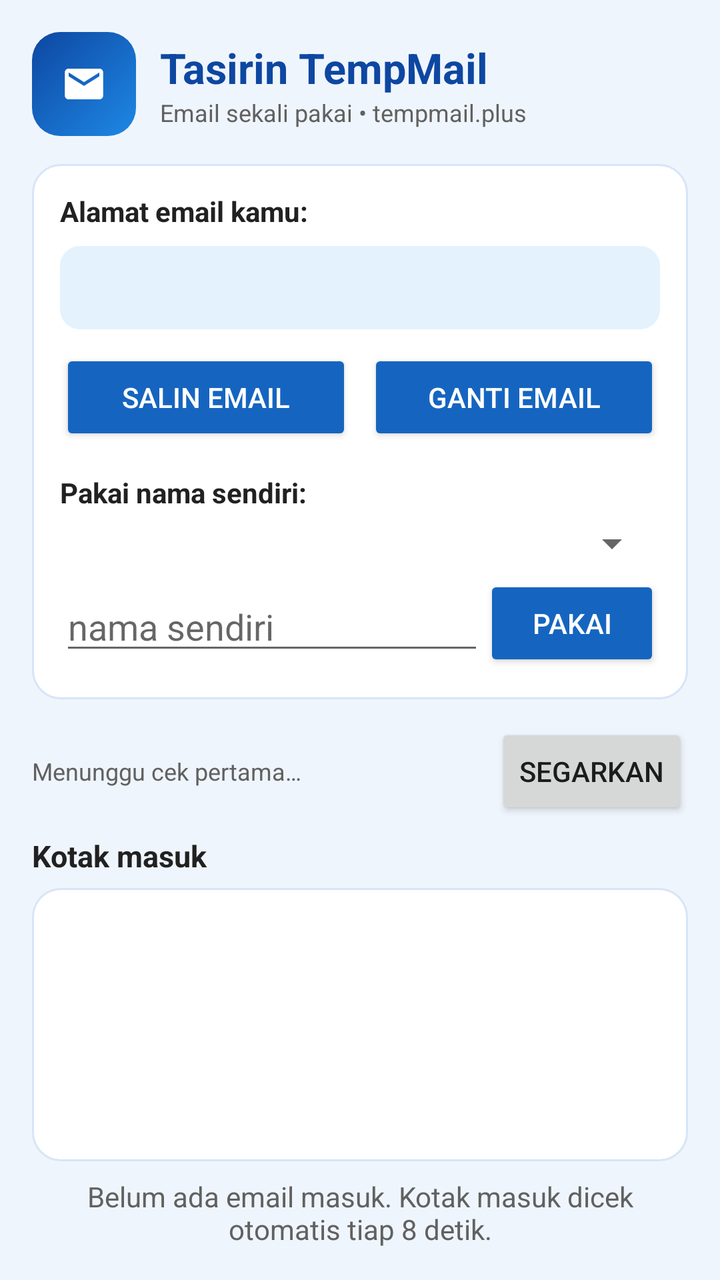
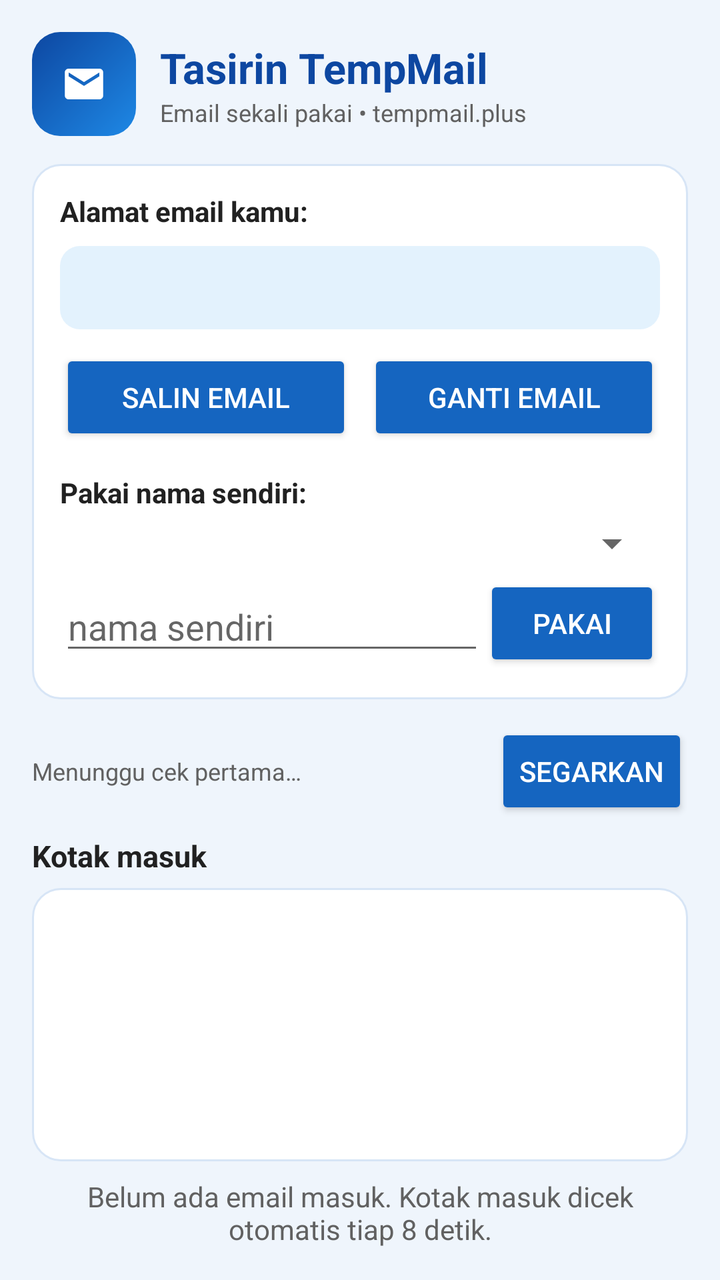

An Android layout rendered at two revisions. The XML below is the earlier revision; the diff shows what the commit changed to produce the second picture.
<!-- AndroidManifest.xml: application theme Theme.TempMail -->
<!-- res/layout/activity_main.xml -->
<?xml version="1.0" encoding="utf-8"?>
<LinearLayout xmlns:android="http://schemas.android.com/apk/res/android"
    android:layout_width="match_parent"
    android:layout_height="match_parent"
    android:background="@color/latar"
    android:fitsSystemWindows="true"
    android:orientation="vertical"
    android:padding="16dp">

    
    <LinearLayout
        android:layout_width="match_parent"
        android:layout_height="wrap_content"
        android:gravity="center_vertical"
        android:orientation="horizontal">

        <ImageView
            android:layout_width="52dp"
            android:layout_height="52dp"
            android:background="@drawable/bg_logo"
            android:contentDescription="Logo Tasirin TempMail"
            android:padding="10dp"
            android:src="@drawable/ic_launcher_foreground" />

        <LinearLayout
            android:layout_width="wrap_content"
            android:layout_height="wrap_content"
            android:layout_marginStart="12dp"
            android:orientation="vertical">

            <TextView
                android:layout_width="wrap_content"
                android:layout_height="wrap_content"
                android:text="Tasirin TempMail"
                android:textColor="@color/biru_gelap"
                android:textSize="21sp"
                android:textStyle="bold" />

            <TextView
                android:layout_width="wrap_content"
                android:layout_height="wrap_content"
                android:text="Email sekali pakai • tempmail.plus"
                android:textColor="@color/teks_redup"
                android:textSize="12sp" />
        </LinearLayout>
    </LinearLayout>

    
    <LinearLayout
        android:layout_width="match_parent"
        android:layout_height="wrap_content"
        android:layout_marginTop="14dp"
        android:background="@drawable/bg_card"
        android:orientation="vertical"
        android:padding="14dp">

        <TextView
            android:layout_width="wrap_content"
            android:layout_height="wrap_content"
            android:text="Alamat email kamu:"
            android:textColor="@color/teks_utama"
            android:textStyle="bold" />

        <TextView
            android:id="@+id/tvEmail"
            android:layout_width="match_parent"
            android:layout_height="wrap_content"
            android:layout_marginTop="8dp"
            android:background="@drawable/bg_email"
            android:gravity="center"
            android:padding="10dp"
            android:textColor="@color/biru_gelap"
            android:textIsSelectable="true"
            android:textSize="16sp"
            android:textStyle="bold" />

        <LinearLayout
            android:layout_width="match_parent"
            android:layout_height="wrap_content"
            android:layout_marginTop="10dp"
            android:orientation="horizontal">

            <Button
                android:id="@+id/btnSalin"
                android:layout_width="0dp"
                android:layout_height="wrap_content"
                android:layout_weight="1"
                android:backgroundTint="@color/biru_utama"
                android:text="Salin Email"
                android:textColor="@color/putih" />

            <Button
                android:id="@+id/btnGanti"
                android:layout_width="0dp"
                android:layout_height="wrap_content"
                android:layout_marginStart="8dp"
                android:layout_weight="1"
                android:backgroundTint="@color/biru_utama"
                android:text="Ganti Email"
                android:textColor="@color/putih" />
        </LinearLayout>

        <TextView
            android:layout_width="wrap_content"
            android:layout_height="wrap_content"
            android:layout_marginTop="14dp"
            android:text="Pakai nama sendiri:"
            android:textColor="@color/teks_utama"
            android:textStyle="bold" />

        
        <Spinner
            android:id="@+id/spinnerDomain"
            android:layout_width="match_parent"
            android:layout_height="wrap_content"
            android:layout_marginTop="4dp" />

        <LinearLayout
            android:layout_width="match_parent"
            android:layout_height="wrap_content"
            android:layout_marginTop="4dp"
            android:gravity="center_vertical"
            android:orientation="horizontal">

            <EditText
                android:id="@+id/etNama"
                android:layout_width="0dp"
                android:layout_height="wrap_content"
                android:layout_weight="1"
                android:hint="nama sendiri"
                android:inputType="text" />

            <Button
                android:id="@+id/btnPakai"
                android:layout_width="wrap_content"
                android:layout_height="wrap_content"
                android:backgroundTint="@color/biru_utama"
                android:text="Pakai"
                android:textColor="@color/putih" />
        </LinearLayout>
    </LinearLayout>

    
    <LinearLayout
        android:id="@+id/llKode"
        android:layout_width="match_parent"
        android:layout_height="wrap_content"
        android:layout_marginTop="12dp"
        android:background="@drawable/bg_kode"
        android:orientation="vertical"
        android:padding="14dp"
        android:visibility="gone">

        <TextView
            android:layout_width="match_parent"
            android:layout_height="wrap_content"
            android:gravity="center"
            android:text="Kode verifikasi terdeteksi:"
            android:textColor="@color/putih" />

        <TextView
            android:id="@+id/tvKode"
            android:layout_width="match_parent"
            android:layout_height="wrap_content"
            android:layout_marginTop="2dp"
            android:gravity="center"
            android:textColor="@color/putih"
            android:textSize="30sp"
            android:textStyle="bold" />

        <Button
            android:id="@+id/btnSalinKode"
            android:layout_width="wrap_content"
            android:layout_height="wrap_content"
            android:layout_gravity="center_horizontal"
            android:layout_marginTop="8dp"
            android:backgroundTint="@color/putih"
            android:text="Salin Kode"
            android:textColor="@color/biru_gelap" />
    </LinearLayout>

    
    <LinearLayout
        android:layout_width="match_parent"
        android:layout_height="wrap_content"
        android:layout_marginTop="12dp"
        android:gravity="center_vertical"
        android:orientation="horizontal">

        <TextView
            android:id="@+id/tvStatus"
            android:layout_width="0dp"
            android:layout_height="wrap_content"
            android:layout_weight="1"
            android:text="Menunggu cek pertama…"
            android:textColor="@color/teks_redup"
            android:textSize="12sp" />

        <Button
            android:id="@+id/btnSegarkan"
            android:layout_width="wrap_content"
            android:layout_height="wrap_content"
            android:text="Segarkan" />
    </LinearLayout>

    <TextView
        android:layout_width="wrap_content"
        android:layout_height="wrap_content"
        android:layout_marginTop="8dp"
        android:text="Kotak masuk"
        android:textColor="@color/teks_utama"
        android:textSize="15sp"
        android:textStyle="bold" />

    <ListView
        android:id="@+id/lvInbox"
        android:layout_width="match_parent"
        android:layout_height="0dp"
        android:layout_marginTop="6dp"
        android:layout_weight="1"
        android:background="@drawable/bg_card"
        android:divider="@color/garis"
        android:dividerHeight="1dp" />

    <TextView
        android:id="@+id/tvKosong"
        android:layout_width="match_parent"
        android:layout_height="wrap_content"
        android:layout_marginTop="8dp"
        android:gravity="center"
        android:text="Belum ada email masuk. Kotak masuk dicek otomatis tiap 8 detik."
        android:textColor="@color/teks_redup" />

</LinearLayout>
<!-- resources referenced by this layout -->
<resources>
  <color name="biru_gelap">#0D47A1</color>
  <color name="biru_utama">#1565C0</color>
  <color name="garis">#D7E5F6</color>
  <color name="latar">#EFF5FC</color>
  <color name="putih">#FFFFFF</color>
  <color name="teks_redup">#616161</color>
  <color name="teks_utama">#212121</color>
  <!-- drawable bg_card (drawable) -->
  <?xml version="1.0" encoding="utf-8"?>
  <shape xmlns:android="http://schemas.android.com/apk/res/android"
      android:shape="rectangle">
      <solid android:color="@color/putih" />
      <corners android:radius="14dp" />
      <stroke
          android:width="1dp"
          android:color="@color/garis" />
  </shape>
  <!-- drawable bg_email (drawable) -->
  <?xml version="1.0" encoding="utf-8"?>
  <shape xmlns:android="http://schemas.android.com/apk/res/android"
      android:shape="rectangle">
      <solid android:color="@color/biru_muda" />
      <corners android:radius="10dp" />
  </shape>
  <!-- drawable bg_kode (drawable) -->
  <?xml version="1.0" encoding="utf-8"?>
  <shape xmlns:android="http://schemas.android.com/apk/res/android"
      android:shape="rectangle">
      <solid android:color="@color/biru_utama" />
      <corners android:radius="14dp" />
  </shape>
  <!-- drawable bg_logo (drawable) -->
  <?xml version="1.0" encoding="utf-8"?>
  <shape xmlns:android="http://schemas.android.com/apk/res/android"
      android:shape="rectangle">
      <gradient
          android:angle="135"
          android:startColor="@color/biru_terang"
          android:endColor="@color/biru_gelap" />
      <corners android:radius="14dp" />
  </shape>
  <!-- drawable ic_launcher_foreground (drawable) -->
  <?xml version="1.0" encoding="utf-8"?>
  <vector xmlns:android="http://schemas.android.com/apk/res/android"
      android:width="108dp"
      android:height="108dp"
      android:viewportWidth="24"
      android:viewportHeight="24">
      <group
          android:pivotX="12"
          android:pivotY="12"
          android:scaleX="0.72"
          android:scaleY="0.72">
          <path
              android:fillColor="#FFFFFF"
              android:pathData="M20,4H4C2.9,4 1.99,4.9 1.99,6L2,18c0,1.1 0.9,2 2,2h16c1.1,0 2,-0.9 2,-2V6c0,-1.1 -0.9,-2 -2,-2zM20,8l-8,5 -8,-5V6l8,5 8,-5v2z" />
      </group>
  </vector>
  <style name="Theme.TempMail" parent="Theme.AppCompat.Light.NoActionBar">
          <item name="colorPrimary">@color/biru_utama</item>
          <item name="colorPrimaryDark">@color/biru_gelap</item>
          <item name="colorAccent">@color/biru_utama</item>
          <item name="android:windowBackground">@color/latar</item>
      </style>
  <color name="biru_muda">#E3F2FD</color>
  <color name="biru_terang">#1E88E5</color>
</resources>

<!-- the commit's change to res/layout/activity_main.xml (unified diff, before → after) -->
@@ -200,7 +200,9 @@
             android:id="@+id/btnSegarkan"
             android:layout_width="wrap_content"
             android:layout_height="wrap_content"
-            android:text="Segarkan" />
+            android:backgroundTint="@color/biru_utama"
+            android:text="Segarkan"
+            android:textColor="@color/putih" />
     </LinearLayout>
 
     <TextView
